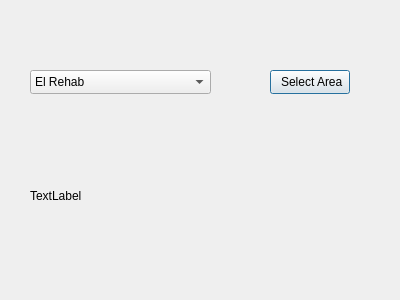
This is shortestpathwindow.ui in KirolousFouty/Hospital_Project as Qt 5 draws it before an edit. The edited form follows.
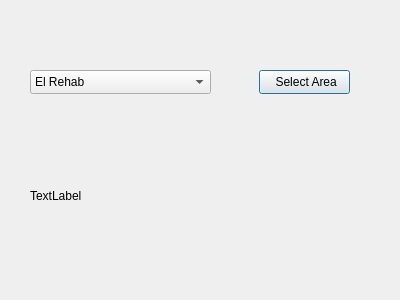
This is the edited form.

Patch:
```diff
--- a/shortestpathwindow.ui
+++ b/shortestpathwindow.ui
@@ -79,9 +79,9 @@
   <widget class="QPushButton" name="pushButton">
    <property name="geometry">
     <rect>
-     <x>270</x>
+     <x>259</x>
      <y>70</y>
-     <width>80</width>
+     <width>91</width>
      <height>24</height>
     </rect>
    </property>
```
